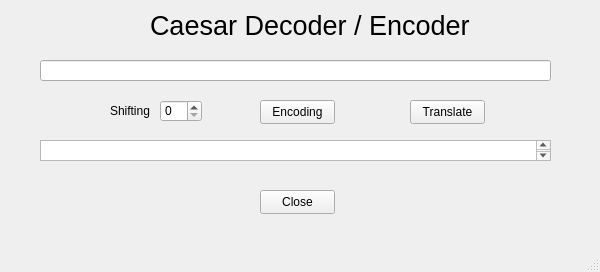
The window that mainwindow.ui (taktam/Caesar) describes before a commit, drawn with Qt 5.
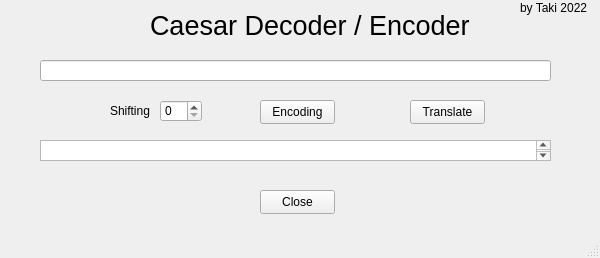
The same window after the commit.

Commit message: Task ready

```diff
--- a/mainwindow.ui
+++ b/mainwindow.ui
@@ -7,7 +7,7 @@
     <x>0</x>
     <y>0</y>
     <width>600</width>
-    <height>272</height>
+    <height>258</height>
    </rect>
   </property>
   <property name="windowTitle">
@@ -123,6 +123,19 @@
      <string>Close</string>
     </property>
    </widget>
+   <widget class="QLabel" name="label">
+    <property name="geometry">
+     <rect>
+      <x>520</x>
+      <y>0</y>
+      <width>71</width>
+      <height>16</height>
+     </rect>
+    </property>
+    <property name="text">
+     <string>by Taki 2022</string>
+    </property>
+   </widget>
   </widget>
   <widget class="QMenuBar" name="menubar">
    <property name="geometry">
```
Left out of the diff: 2 changed lines with no effect on the pictures.
